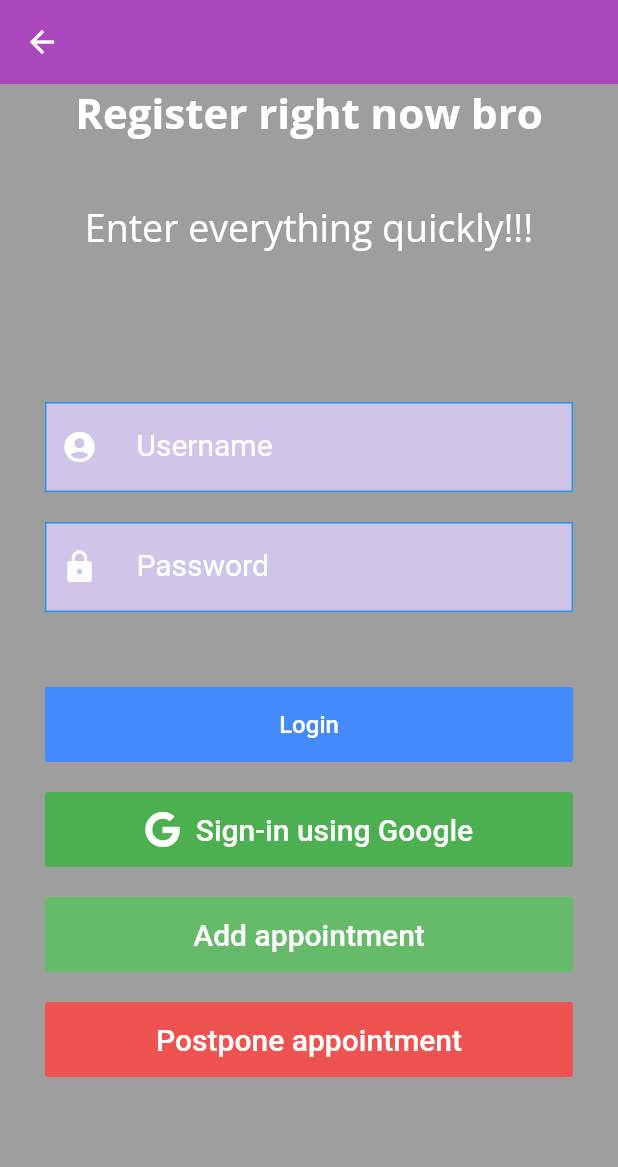
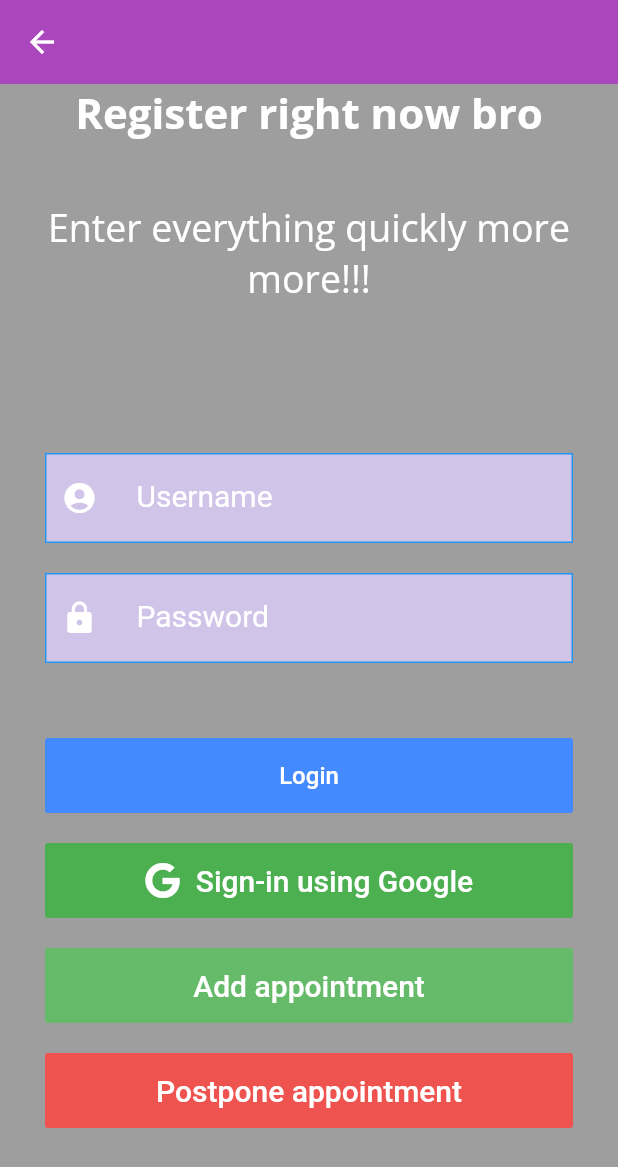
Before and after one commit to aommiikzy/seniors, a Flutter app: the screen it shows after launch, after a tap on "Let sa gooo??", on a phone screen of 412 x 824 dp. Shown: the top 1167 px of the screen. Run offline on Flutter 3.47's test engine with Material 2 defaults, Android fonts, the phone set to English and light mode, and no system bars; our stand-ins replace cloud_firestore, firebase_auth, firebase_database, font_awesome_flutter, google_fonts, google_sign_in; accounts and stored records are empty; network calls fail.

Commit message:
fixed login page

```diff
--- a/lib/loginscreen.dart
+++ b/lib/loginscreen.dart
@@ -51,7 +51,7 @@ class LoginScreen extends StatelessWidget {
                 ),
                 SizedBox(height: 40),
                 Text(
-                  'Enter everything quickly!!!',
+                  'Enter everything quickly more more!!!',
                   textAlign: TextAlign.center,
                   style:
                   GoogleFonts.openSans(color: Colors.white, fontSize: 25),
```
